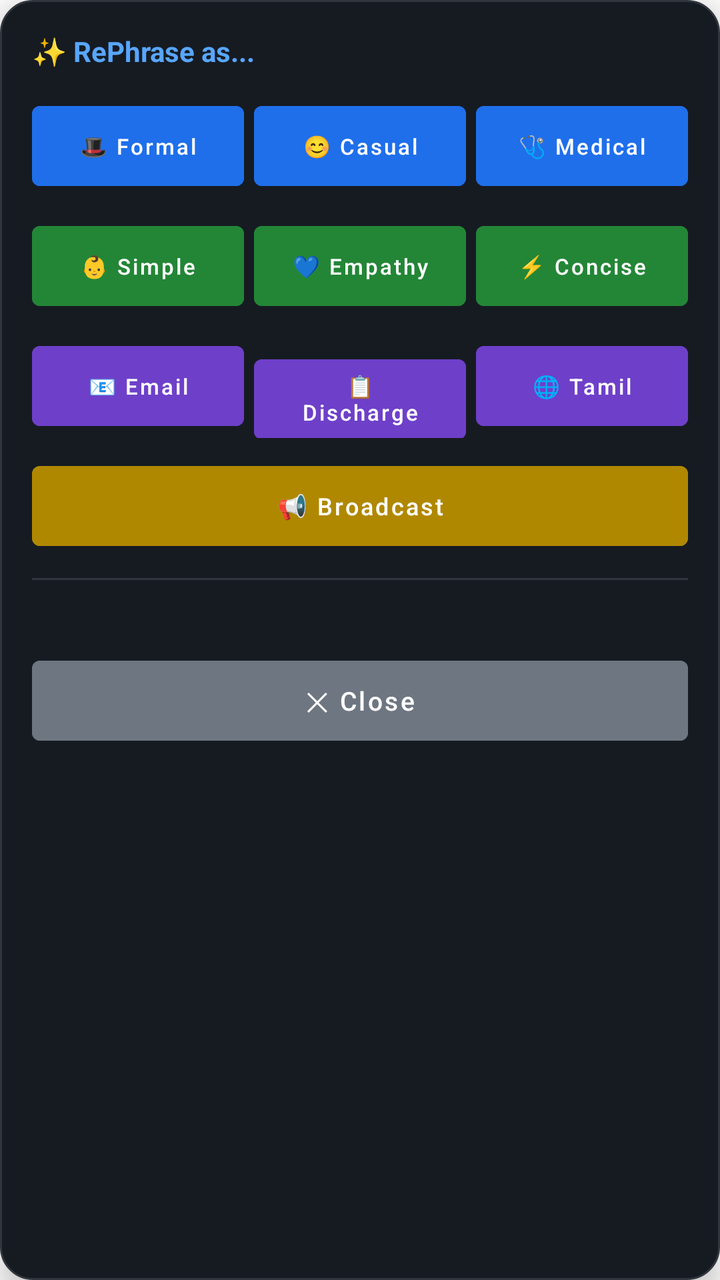
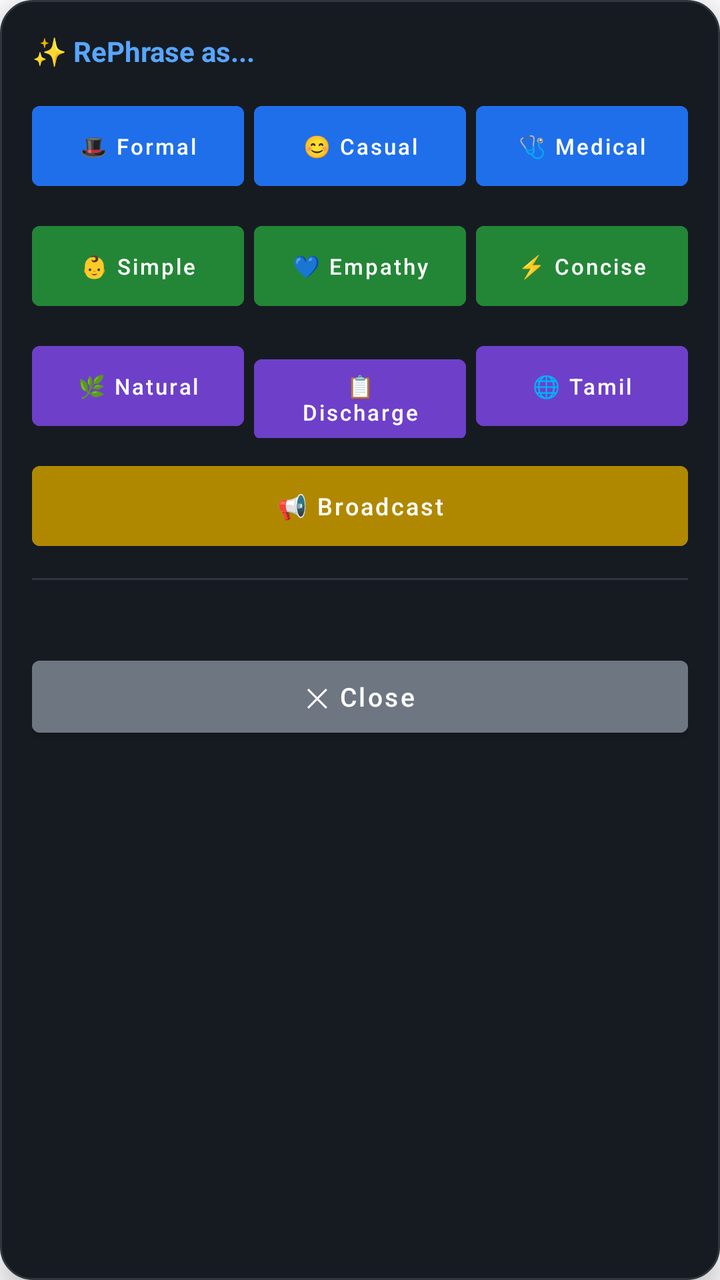

Before-and-after screenshots of an Android layout around one commit, followed by the original layout XML and the change that was made.
<!-- AndroidManifest.xml: application theme AppTheme -->
<!-- res/layout/floating_bubble.xml -->
<?xml version="1.0" encoding="utf-8"?>
<LinearLayout xmlns:android="http://schemas.android.com/apk/res/android"
    android:layout_width="360dp"
    android:layout_height="wrap_content"
    android:orientation="vertical"
    android:background="@drawable/bubble_bg"
    android:padding="16dp"
    android:elevation="8dp">

    <TextView
        android:layout_width="wrap_content"
        android:layout_height="wrap_content"
        android:text="✨ RePhrase as..."
        android:textSize="14sp"
        android:textStyle="bold"
        android:textColor="#58a6ff"
        android:layout_marginBottom="12dp"/>

    <LinearLayout
        android:layout_width="match_parent"
        android:layout_height="wrap_content"
        android:orientation="horizontal"
        android:layout_marginBottom="8dp">
        <Button android:id="@+id/btn_formal" android:layout_width="0dp" android:layout_weight="1" android:layout_height="52dp" android:text="🎩 Formal" android:textSize="11sp" android:backgroundTint="#1f6feb" android:layout_marginEnd="5dp" android:textAllCaps="false"/>
        <Button android:id="@+id/btn_casual" android:layout_width="0dp" android:layout_weight="1" android:layout_height="52dp" android:text="😊 Casual" android:textSize="11sp" android:backgroundTint="#1f6feb" android:layout_marginEnd="5dp" android:textAllCaps="false"/>
        <Button android:id="@+id/btn_medical" android:layout_width="0dp" android:layout_weight="1" android:layout_height="52dp" android:text="🩺 Medical" android:textSize="11sp" android:backgroundTint="#1f6feb" android:textAllCaps="false"/>
    </LinearLayout>

    <LinearLayout
        android:layout_width="match_parent"
        android:layout_height="wrap_content"
        android:orientation="horizontal"
        android:layout_marginBottom="8dp">
        <Button android:id="@+id/btn_simple" android:layout_width="0dp" android:layout_weight="1" android:layout_height="52dp" android:text="👶 Simple" android:textSize="11sp" android:backgroundTint="#238636" android:layout_marginEnd="5dp" android:textAllCaps="false"/>
        <Button android:id="@+id/btn_empathy" android:layout_width="0dp" android:layout_weight="1" android:layout_height="52dp" android:text="💙 Empathy" android:textSize="11sp" android:backgroundTint="#238636" android:layout_marginEnd="5dp" android:textAllCaps="false"/>
        <Button android:id="@+id/btn_concise" android:layout_width="0dp" android:layout_weight="1" android:layout_height="52dp" android:text="⚡ Concise" android:textSize="11sp" android:backgroundTint="#238636" android:textAllCaps="false"/>
    </LinearLayout>

    <LinearLayout
        android:layout_width="match_parent"
        android:layout_height="wrap_content"
        android:orientation="horizontal"
        android:layout_marginBottom="8dp">
        <Button android:id="@+id/btn_email" android:layout_width="0dp" android:layout_weight="1" android:layout_height="52dp" android:text="📧 Email" android:textSize="11sp" android:backgroundTint="#6e40c9" android:layout_marginEnd="5dp" android:textAllCaps="false"/>
        <Button android:id="@+id/btn_discharge" android:layout_width="0dp" android:layout_weight="1" android:layout_height="52dp" android:text="📋 Discharge" android:textSize="11sp" android:backgroundTint="#6e40c9" android:layout_marginEnd="5dp" android:textAllCaps="false"/>
        <Button android:id="@+id/btn_tamil" android:layout_width="0dp" android:layout_weight="1" android:layout_height="52dp" android:text="🌐 Tamil" android:textSize="11sp" android:backgroundTint="#6e40c9" android:textAllCaps="false"/>
    </LinearLayout>

    <LinearLayout
        android:layout_width="match_parent"
        android:layout_height="wrap_content"
        android:orientation="horizontal"
        android:layout_marginBottom="10dp">
        <Button android:id="@+id/btn_broadcast" android:layout_width="match_parent" android:layout_height="52dp" android:text="📢 Broadcast" android:textSize="12sp" android:backgroundTint="#b08800" android:textAllCaps="false"/>
    </LinearLayout>

    <View
        android:layout_width="match_parent"
        android:layout_height="1dp"
        android:background="#30363d"
        android:layout_marginBottom="10dp"/>

    <TextView
        android:id="@+id/statusMsg"
        android:layout_width="wrap_content"
        android:layout_height="wrap_content"
        android:text=""
        android:textSize="12sp"
        android:textColor="#58a6ff"
        android:layout_marginBottom="8dp"/>

    <ScrollView
        android:id="@+id/resultScroll"
        android:layout_width="match_parent"
        android:layout_height="120dp"
        android:visibility="gone"
        android:background="#21262d"
        android:padding="10dp"
        android:layout_marginBottom="10dp">
        <TextView
            android:id="@+id/resultText"
            android:layout_width="match_parent"
            android:layout_height="wrap_content"
            android:text=""
            android:textSize="14sp"
            android:textColor="#e6edf3"
            android:lineSpacingExtra="4dp"/>
    </ScrollView>

    <LinearLayout
        android:id="@+id/actionButtons"
        android:layout_width="match_parent"
        android:layout_height="wrap_content"
        android:orientation="horizontal"
        android:visibility="gone">
        <Button
            android:id="@+id/btn_use"
            android:layout_width="0dp"
            android:layout_weight="1"
            android:layout_height="52dp"
            android:text="✅ Use This"
            android:textSize="13sp"
            android:backgroundTint="#238636"
            android:textAllCaps="false"
            android:layout_marginEnd="8dp"/>
        <Button
            android:id="@+id/btn_close"
            android:layout_width="0dp"
            android:layout_weight="1"
            android:layout_height="52dp"
            android:text="✕ Close"
            android:textSize="13sp"
            android:backgroundTint="#6e7681"
            android:textAllCaps="false"/>
    </LinearLayout>

    <Button
        android:id="@+id/btn_close_top"
        android:layout_width="match_parent"
        android:layout_height="52dp"
        android:text="✕ Close"
        android:textSize="13sp"
        android:backgroundTint="#6e7681"
        android:textAllCaps="false"
        android:visibility="visible"/>

</LinearLayout>
<!-- resources referenced by this layout -->
<resources>
  <!-- drawable bubble_bg (drawable) -->
  <?xml version="1.0" encoding="utf-8"?>
  <shape xmlns:android="http://schemas.android.com/apk/res/android">
      <solid android:color="#161b22"/>
      <corners android:radius="16dp"/>
      <stroke android:width="1dp" android:color="#30363d"/>
  </shape>
  <style name="AppTheme" parent="Theme.MaterialComponents.DayNight.DarkActionBar">
          <item name="colorPrimary">#1f6feb</item>
          <item name="colorPrimaryDark">#0d1117</item>
          <item name="colorAccent">#388bfd</item>
      </style>
</resources>

<!-- the commit's change to res/layout/floating_bubble.xml (unified diff, before → after) -->
@@ -41,7 +41,7 @@
         android:layout_height="wrap_content"
         android:orientation="horizontal"
         android:layout_marginBottom="8dp">
-        <Button android:id="@+id/btn_email" android:layout_width="0dp" android:layout_weight="1" android:layout_height="52dp" android:text="📧 Email" android:textSize="11sp" android:backgroundTint="#6e40c9" android:layout_marginEnd="5dp" android:textAllCaps="false"/>
+        <Button android:id="@+id/btn_natural" android:layout_width="0dp" android:layout_weight="1" android:layout_height="52dp" android:text="🌿 Natural" android:textSize="11sp" android:backgroundTint="#6e40c9" android:layout_marginEnd="5dp" android:textAllCaps="false"/>
         <Button android:id="@+id/btn_discharge" android:layout_width="0dp" android:layout_weight="1" android:layout_height="52dp" android:text="📋 Discharge" android:textSize="11sp" android:backgroundTint="#6e40c9" android:layout_marginEnd="5dp" android:textAllCaps="false"/>
         <Button android:id="@+id/btn_tamil" android:layout_width="0dp" android:layout_weight="1" android:layout_height="52dp" android:text="🌐 Tamil" android:textSize="11sp" android:backgroundTint="#6e40c9" android:textAllCaps="false"/>
     </LinearLayout>
@@ -69,55 +69,72 @@
         android:textColor="#58a6ff"
         android:layout_marginBottom="8dp"/>
 
-    <ScrollView
-        android:id="@+id/resultScroll"
+    <LinearLayout
+        android:id="@+id/optionsLayout"
         android:layout_width="match_parent"
-        android:layout_height="120dp"
-        android:visibility="gone"
-        android:background="#21262d"
-        android:padding="10dp"
-        android:layout_marginBottom="10dp">
+        android:layout_height="wrap_content"
+        android:orientation="vertical"
+        android:visibility="gone">
+
         <TextView
-            android:id="@+id/resultText"
+            android:layout_width="wrap_content"
+            android:layout_height="wrap_content"
+            android:text="Tap an option to use it:"
+            android:textSize="11sp"
+            android:textColor="#6e7681"
+            android:layout_marginBottom="6dp"/>
+
+        <Button
+            android:id="@+id/btn_option1"
             android:layout_width="match_parent"
             android:layout_height="wrap_content"
             android:text=""
-            android:textSize="14sp"
-            android:textColor="#e6edf3"
-            android:lineSpacingExtra="4dp"/>
-    </ScrollView>
+            android:textSize="12sp"
+            android:backgroundTint="#1a3a1a"
+            android:textAllCaps="false"
+            android:gravity="start|center_vertical"
+            android:paddingStart="12dp"
+            android:paddingEnd="12dp"
+            android:paddingTop="10dp"
+            android:paddingBottom="10dp"
+            android:layout_marginBottom="6dp"/>
 
-    <LinearLayout
-        android:id="@+id/actionButtons"
-        android:layout_width="match_parent"
-        android:layout_height="wrap_content"
-        android:orientation="horizontal"
-        android:visibility="gone">
         <Button
-            android:id="@+id/btn_use"
-            android:layout_width="0dp"
-            android:layout_weight="1"
-            android:layout_height="52dp"
-            android:text="✅ Use This"
-            android:textSize="13sp"
-            android:backgroundTint="#238636"
+            android:id="@+id/btn_option2"
+            android:layout_width="match_parent"
+            android:layout_height="wrap_content"
+            android:text=""
+            android:textSize="12sp"
+            android:backgroundTint="#1a3a1a"
             android:textAllCaps="false"
-            android:layout_marginEnd="8dp"/>
+            android:gravity="start|center_vertical"
+            android:paddingStart="12dp"
+            android:paddingEnd="12dp"
+            android:paddingTop="10dp"
+            android:paddingBottom="10dp"
+            android:layout_marginBottom="6dp"/>
+
         <Button
-            android:id="@+id/btn_close"
-            android:layout_width="0dp"
-            android:layout_weight="1"
-            android:layout_height="52dp"
-            android:text="✕ Close"
-            android:textSize="13sp"
-            android:backgroundTint="#6e7681"
-            android:textAllCaps="false"/>
+            android:id="@+id/btn_option3"
+            android:layout_width="match_parent"
+            android:layout_height="wrap_content"
+            android:text=""
+            android:textSize="12sp"
+            android:backgroundTint="#1a3a1a"
+            android:textAllCaps="false"
+            android:gravity="start|center_vertical"
+            android:paddingStart="12dp"
+            android:paddingEnd="12dp"
+            android:paddingTop="10dp"
+            android:paddingBottom="10dp"
+            android:layout_marginBottom="6dp"/>
+
     </LinearLayout>
 
     <Button
         android:id="@+id/btn_close_top"
         android:layout_width="match_parent"
-        android:layout_height="52dp"
+        android:layout_height="48dp"
         android:text="✕ Close"
         android:textSize="13sp"
         android:backgroundTint="#6e7681"
